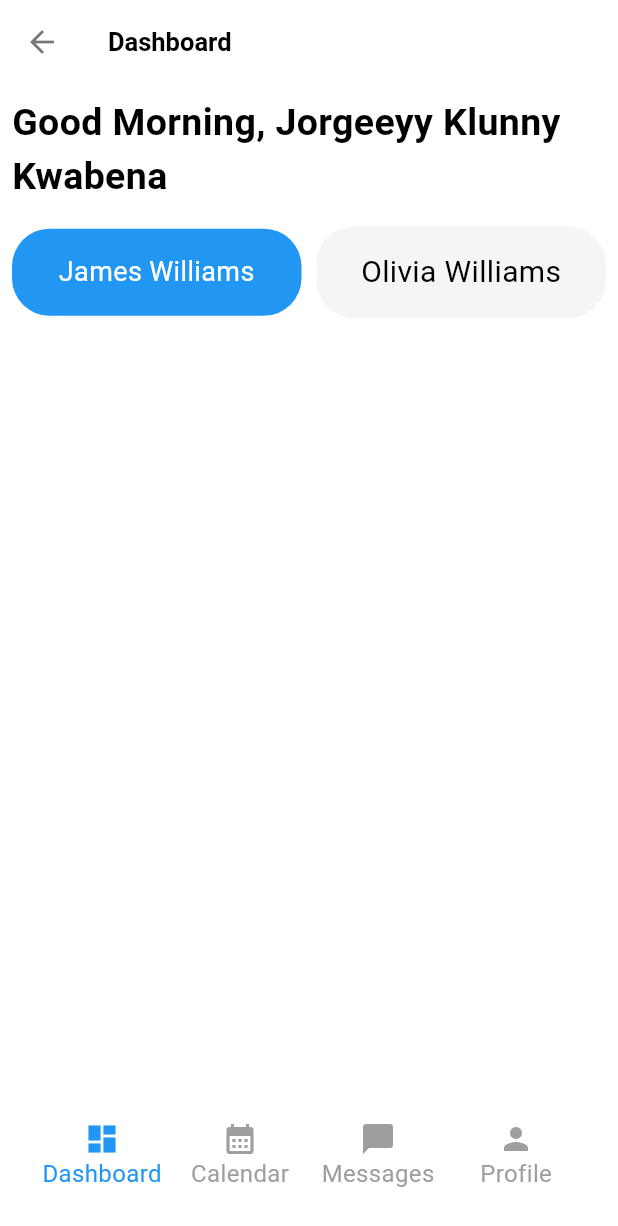
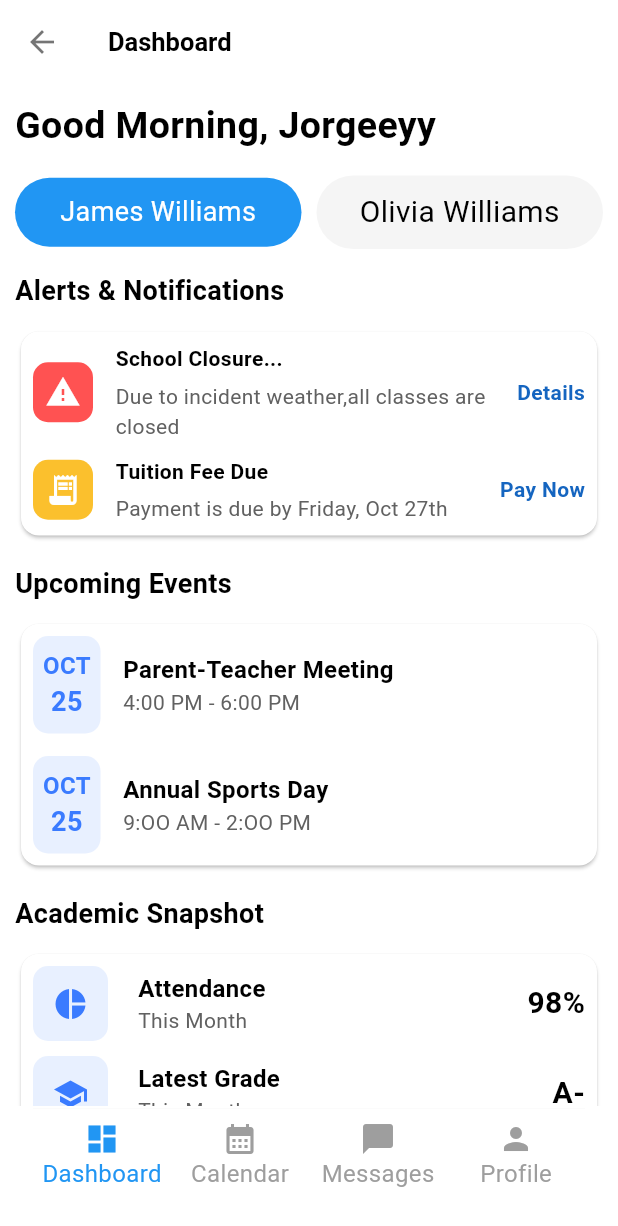
Before and after one commit to jorgeeyy/suku_mobile, a Flutter app: the LoginScreen screen opened by its route, after a tap on "Log In", on a phone screen of 412 x 824 dp. Shown: the top 1226 px of the screen. Run offline on Flutter 3.47's test engine with Material 3 defaults, Android fonts, the light colour scheme and no system bars; our stand-ins replace go_router.

Commit message:
dashboard screen wireup

```diff
--- a/lib/features/auth/presentation/login_screen.dart
+++ b/lib/features/auth/presentation/login_screen.dart
@@ -126,7 +126,7 @@ class _LoginScreenState extends State<LoginScreen> {
                       // }
                       context.push(
                         '/dashboard',
-                        extra: "Jorgeeyy Klunny Kwabena",
+                        extra: "Jorgeeyy",
                       );
                     },
                     style: ElevatedButton.styleFrom(
--- a/lib/features/dashboard/presentation/dashboard_screen.dart
+++ b/lib/features/dashboard/presentation/dashboard_screen.dart
@@ -1,8 +1,12 @@
 import 'package:flutter/material.dart';
+import 'package:suku_mobile/features/dashboard/presentation/widgets/academic_snapshots.dart';
+import 'package:suku_mobile/features/dashboard/presentation/widgets/alerts.dart';
+import 'package:suku_mobile/features/dashboard/presentation/widgets/quick_links.dart';
+import 'package:suku_mobile/features/dashboard/presentation/widgets/upcoming_events.dart';
 
 class DashboardScreen extends StatefulWidget {
   final String name;
-  DashboardScreen({super.key, required this.name});
+  const DashboardScreen({super.key, required this.name});
 
   @override
   State<DashboardScreen> createState() => _DashboardScreenState();
@@ -61,19 +65,23 @@ class _DashboardScreenState extends State<DashboardScreen> {
         ),
       ),
 
-      body: SafeArea(
+      body: SingleChildScrollView(
+        child: SafeArea(
           child: Padding(
-          padding: EdgeInsets.all(8),
+            padding: EdgeInsets.all(10),
             child: Column(
               crossAxisAlignment: CrossAxisAlignment.start,
               children: [
-              Text("Good Morning, ${widget.name}", style: TextStyle(fontSize: 25, fontWeight: FontWeight.bold),),
+                Text(
+                  "Good Morning, ${widget.name}",
+                  style: TextStyle(fontSize: 25, fontWeight: FontWeight.bold),
+                ),
                 SizedBox(height: 15),
                 Row(
                   children: [
                     Expanded(
                       child: Container(
-                      padding: EdgeInsets.all(16),
+                        padding: EdgeInsets.all(10),
                         width: 100,
                         decoration: BoxDecoration(
                           borderRadius: BorderRadius.circular(25),
@@ -90,7 +98,7 @@ class _DashboardScreenState extends State<DashboardScreen> {
                     SizedBox(width: 10),
                     Expanded(
                       child: Container(
-                      padding: EdgeInsets.all(16),
+                        padding: EdgeInsets.all(10),
                         width: double.infinity,
                         decoration: BoxDecoration(
                           borderRadius: BorderRadius.circular(25),
@@ -107,7 +115,16 @@ class _DashboardScreenState extends State<DashboardScreen> {
                     ),
                   ],
                 ),
+                SizedBox(height: 15),
+                Alerts(),
+                SizedBox(height: 15,),
+                UpcomingEvents(),
+                SizedBox(height: 15,),
+                AcademicSnapshots(),
+                SizedBox(height: 15,),
+                QuickLinks()
               ],
+            ),
           ),
         ),
       ),
--- /dev/null
+++ b/lib/features/dashboard/presentation/widgets/academic_snapshots.dart
@@ -0,0 +1,99 @@
+import 'package:flutter/material.dart';
+
+class AcademicSnapshots extends StatefulWidget {
+  const AcademicSnapshots({super.key});
+
+  @override
+  State<AcademicSnapshots> createState() => _AcademicSnapshotsState();
+}
+
+class _AcademicSnapshotsState extends State<AcademicSnapshots> {
+  @override
+  Widget build(BuildContext context) {
+    return Column(
+      crossAxisAlignment: CrossAxisAlignment.start,
+      children: [
+        Text("Academic Snapshot", style: TextStyle(
+          fontSize: 18, fontWeight: FontWeight.bold
+        ),),
+        SizedBox(height: 10),
+        Card(
+          child: Padding(
+            padding: const EdgeInsets.all(8.0),
+            child: Column(
+              children: [
+                Row(
+                  children: [
+                    Container(
+                      width: 50,
+                      height: 50,
+                      decoration: BoxDecoration(
+                        borderRadius: BorderRadius.circular(10),
+                        color: const Color(0xFFE8F0FF),
+                      ),
+                      child: Icon(Icons.pie_chart, color: Color(0xFF3A7BFF)),
+                    ),
+                    SizedBox(width: 20),
+                    Column(
+                      crossAxisAlignment: CrossAxisAlignment.start,
+                      children: [
+                        Text(
+                          "Attendance",
+                          style: TextStyle(
+                            fontWeight: FontWeight.bold,
+                            fontSize: 16,
+                          ),
+                        ),
+                        Text(
+                          "This Month",
+                          style: TextStyle(color: Colors.grey[700]),
+                        ),
+                      ],
+                    ),
+                    Spacer(),
+                    Text(
+                      "98%",
+                      style: TextStyle(
+                        fontWeight: FontWeight.bold,
+                        fontSize: 20,
+                      ),
+                    ),
+                  ],
+                ),
+                SizedBox(height: 10),
+                Row(
+                  children: [
+                    Container(
+                      width: 50,
+                      height: 50,
+                      decoration: BoxDecoration(
+                        borderRadius: BorderRadius.circular(10),
+                        color: const Color(0xFFE8F0FF),
+                      ),
+                      child: Icon(Icons.school, color: Color(0xFF3A7BFF)),
+                    ),
+                    SizedBox(width: 20),
+                    Column(
+                      crossAxisAlignment: CrossAxisAlignment.start,
+                      children: [Text("Latest Grade", style: TextStyle(
+                        fontWeight: FontWeight.bold,
+                        fontSize: 16,
+                      ),), Text("This Month", style: TextStyle(
+                        color: Colors.grey[700],
+                      ),)],
+                    ),
+                    Spacer(),
+                    Text("A-", style: TextStyle(
+                      fontWeight: FontWeight.bold,
+                      fontSize: 20,
+                    ),),
+                  ],
+                ),
+              ],
+            ),
+          ),
+        ),
+      ],
+    );
+  }
+}
--- /dev/null
+++ b/lib/features/dashboard/presentation/widgets/alerts.dart
@@ -0,0 +1,114 @@
+import 'package:flutter/material.dart';
+
+class Alerts extends StatefulWidget {
+  const Alerts({super.key});
+
+  @override
+  State<Alerts> createState() => _AlertsState();
+}
+
+class _AlertsState extends State<Alerts> {
+  @override
+  Widget build(BuildContext context) {
+    return Column(
+      // mainAxisAlignment: MainAxisAlignment.start,
+      crossAxisAlignment: CrossAxisAlignment.start,
+      children: [
+        Text(
+          "Alerts & Notifications",
+          style: TextStyle(fontSize: 18, fontWeight: FontWeight.bold),
+        ),
+        SizedBox(height: 10),
+        Card(
+          child: Padding(
+            padding: const EdgeInsets.all(8.0),
+            child: Column(
+              children: [
+                Row(
+                  children: [
+                    Container(
+                      width: 40,
+                      height: 40,
+                      decoration: BoxDecoration(
+                        borderRadius: BorderRadius.circular(10),
+                        color: Colors.redAccent,
+                      ),
+                      // color: Colors.red,
+                      child: Icon(Icons.warning, color: Colors.white),
+                    ),
+                    SizedBox(width: 15),
+                    Expanded(
+                      child: Column(
+                        crossAxisAlignment: CrossAxisAlignment.start,
+                        children: [
+                          Text(
+                            "School Closure...",
+                            style: TextStyle(
+                              fontSize: 14,
+                              fontWeight: FontWeight.w700,
+                            ),
+                          ),
+                          SizedBox(height: 5),
+                          Text(
+                            "Due to incident weather,all classes are closed",
+                            style: TextStyle(color: Colors.grey[700]),
+                          ),
+                        ],
+                      ),
+                    ),
+                    SizedBox(width: 15),
+                    Text(
+                      "Details",
+                      style: TextStyle(color: Theme.of(context).primaryColor,
+                      fontWeight: FontWeight.bold),
+                    ),
+                  ],
+                ),
+                SizedBox(height: 10,),
+                Row(
+                  children: [
+                    Container(
+                      width: 40,
+                      height: 40,
+                      decoration: BoxDecoration(
+                        borderRadius: BorderRadius.circular(10),
+                        color: Colors.yellow[700],
+                      ),
+                      child: Icon(Icons.receipt_long, color: Colors.white),
+                    ),
+                    SizedBox(width: 15),
+                    Expanded(
+                      child: Column(
+                        crossAxisAlignment: CrossAxisAlignment.start,
+                        children: [
+                          Text(
+                            "Tuition Fee Due",
+                            style: TextStyle(
+                              fontSize: 14,
+                              fontWeight: FontWeight.w700,
+                            ),
+                          ),
+                          SizedBox(height: 5),
+                          Text(
+                            "Payment is due by Friday, Oct 27th",
+                            style: TextStyle(color: Colors.grey[700]),
+                          ),
+                        ],
+                      ),
+                    ),
+                    SizedBox(width: 15),
+                    Text(
+                      "Pay Now",
+                      style: TextStyle(color: Theme.of(context).primaryColor,
+                          fontWeight: FontWeight.bold),
+                    ),
+                  ],
+                ),
+              ],
+            ),
+          ),
+        ),
+      ],
+    );
+  }
+}
--- /dev/null
+++ b/lib/features/dashboard/presentation/widgets/date_badge.dart
@@ -0,0 +1,45 @@
+import 'package:flutter/material.dart';
+
+class DateBadge extends StatelessWidget {
+  final String month;
+  final String day;
+
+  const DateBadge({
+    super.key,
+    required this.month,
+    required this.day,
+  });
+
+  @override
+  Widget build(BuildContext context) {
+    return Container(
+      width: 45,
+      padding: const EdgeInsets.symmetric(vertical: 8),
+      decoration: BoxDecoration(
+        color: const Color(0xFFE8F0FF),
+        borderRadius: BorderRadius.circular(10),
+      ),
+      child: Column(
+        mainAxisSize: MainAxisSize.min,
+        children: [
+          Text(
+            month,
+            style: const TextStyle(
+              fontSize: 16,
+              fontWeight: FontWeight.w600,
+              color: Color(0xFF3A7BFF), // darker blue
+            ),
+          ),
+          Text(
+            day,
+            style: const TextStyle(
+              fontSize: 18,
+              fontWeight: FontWeight.bold,
+              color: Color(0xFF3A7BFF),
+            ),
+          ),
+        ],
+      ),
+    );
+  }
+}
--- /dev/null
+++ b/lib/features/dashboard/presentation/widgets/quick_links.dart
@@ -0,0 +1,90 @@
+import 'package:flutter/material.dart';
+
+class QuickLinks extends StatefulWidget {
+  const QuickLinks({super.key});
+
+  @override
+  State<QuickLinks> createState() => _QuickLinksState();
+}
+
+class _QuickLinksState extends State<QuickLinks> {
+  @override
+  Widget build(BuildContext context) {
+    return Column(
+      crossAxisAlignment: CrossAxisAlignment.start,
+      children: [
+        Text(
+          "Quick Links",
+          style: TextStyle(fontSize: 18, fontWeight: FontWeight.bold),
+        ),
+        SizedBox(height: 10),
+        GridView.count(
+          crossAxisCount: 2,
+          crossAxisSpacing: 16,
+          mainAxisSpacing: 16,
+          childAspectRatio: 1.6,
+          shrinkWrap: true,
+          physics: NeverScrollableScrollPhysics(),
+          children: [
+            Card(
+              child: Column(
+                mainAxisAlignment: MainAxisAlignment.center,
+                children: [
+                  Icon(
+                    Icons.calendar_month,
+                    color: Color(0xFF3A7BFF),
+                    size: 30,
+                  ),
+                  SizedBox(height: 10),
+                  Text(
+                    "TimeTable",
+                    style: TextStyle(fontWeight: FontWeight.bold, fontSize: 15),
+                  ),
+                ],
+              ),
+            ),
+            Card(
+              child: Column(
+                mainAxisAlignment: MainAxisAlignment.center,
+                children: [
+                  Icon(Icons.grading, color: Color(0xFF3A7BFF), size: 30),
+                  SizedBox(height: 10),
+                  Text(
+                    "Grades",
+                    style: TextStyle(fontWeight: FontWeight.bold, fontSize: 15),
+                  ),
+                ],
+              ),
+            ),
+            Card(
+              child: Column(
+                mainAxisAlignment: MainAxisAlignment.center,
+                children: [
+                  Icon(Icons.local_dining, color: Color(0xFF3A7BFF), size: 30),
+                  SizedBox(height: 10),
+                  Text(
+                    "TimeTable",
+                    style: TextStyle(fontWeight: FontWeight.bold, fontSize: 15),
+                  ),
+                ],
+              ),
+            ),
+            Card(
+              child: Column(
+                mainAxisAlignment: MainAxisAlignment.center,
+                children: [
+                  Icon(Icons.mail, color: Color(0xFF3A7BFF), size: 30),
+                  SizedBox(height: 10),
+                  Text(
+                    "Contact Teacher",
+                    style: TextStyle(fontWeight: FontWeight.bold, fontSize: 15),
+                  ),
+                ],
+              ),
+            ),
+          ],
+        ),
+      ],
+    );
+  }
+}
--- /dev/null
+++ b/lib/features/dashboard/presentation/widgets/upcoming_events.dart
@@ -0,0 +1,72 @@
+import 'package:flutter/material.dart';
+import 'package:suku_mobile/features/dashboard/presentation/widgets/date_badge.dart';
+
+class UpcomingEvents extends StatefulWidget {
+  const UpcomingEvents({super.key});
+
+  @override
+  State<UpcomingEvents> createState() => _UpcomingEventsState();
+}
+
+class _UpcomingEventsState extends State<UpcomingEvents> {
+  @override
+  Widget build(BuildContext context) {
+    return Column(
+      crossAxisAlignment: CrossAxisAlignment.start,
+      children: [
+        Text("Upcoming Events", style: TextStyle(
+          fontSize: 18, fontWeight: FontWeight.bold
+        ),),
+        SizedBox(height: 10),
+        Card(
+          child: Padding(
+            padding: const EdgeInsets.all(8.0),
+            child: Column(
+              children: [
+                Row(
+                  children: [
+                    DateBadge(month: "OCT", day: "25"),
+                    SizedBox(width: 15),
+                    Expanded(
+                      child: Column(
+                        crossAxisAlignment: CrossAxisAlignment.start,
+                        children: [
+                          Text("Parent-Teacher Meeting",
+                          style: TextStyle(
+                            fontWeight: FontWeight.bold, fontSize: 16
+                          ),),
+                          Text("4:00 PM - 6:00 PM",
+                              style: TextStyle(color: Colors.grey[700])),
+                        ],
+                      ),
+                    ),
+                  ],
+                ),
+                SizedBox(height: 15,),
+                Row(
+                  children: [
+                    DateBadge(month: "OCT", day: "25"),
+                    SizedBox(width: 15),
+                    Expanded(
+                      child: Column(
+                        crossAxisAlignment: CrossAxisAlignment.start,
+                        children: [
+                          Text("Annual Sports Day",
+                            style: TextStyle(
+                                fontWeight: FontWeight.bold, fontSize: 16
+                            ),),
+                          Text("9:OO AM - 2:OO PM",
+                          style: TextStyle(color: Colors.grey[700]),),
+                        ],
+                      ),
+                    ),
+                  ],
+                ),
+              ],
+            ),
+          ),
+        ),
+      ],
+    );
+  }
+}
```
Lines whose indentation alone changed are shown as unchanged.
